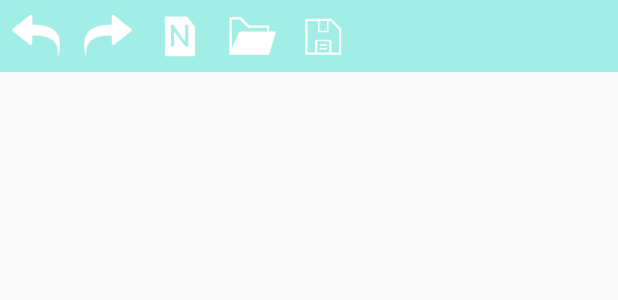
After one commit to ted-lin/memo_demo_1, an Android app: the layout load_save.xml on its own in the app's theme, with its tools: preview values and no code run, on a phone screen of 412 x 824 dp. The commit adds this screen. Shown: the top 300 px of the screen. Run offline under Robolectric (Android 15) with nearby library versions, the phone set to English and light mode, and no system bars; network calls fail.

Commit message:
Update layout

```diff
--- a/app/src/main/AndroidManifest.xml
+++ b/app/src/main/AndroidManifest.xml
@@ -46,7 +46,8 @@
         <activity
             android:name=".EditorActivity"
             android:configChanges="orientation"
-            android:screenOrientation="portrait" />
+            android:screenOrientation="portrait"
+            android:windowSoftInputMode="adjustResize" />
         <activity android:name=".MessageActivity" />
     </application>
 
--- /dev/null
+++ b/app/src/main/res/layout/load_save.xml
@@ -0,0 +1,61 @@
+<?xml version="1.0" encoding="utf-8"?>
+<HorizontalScrollView xmlns:android="http://schemas.android.com/apk/res/android"
+    xmlns:tools="http://schemas.android.com/tools"
+    android:layout_width="match_parent"
+    android:layout_height="wrap_content"
+    android:background="@color/colorPrimary"
+    tools:showIn="@layout/activity_editor">
+
+    <LinearLayout
+        android:layout_width="wrap_content"
+        android:layout_height="wrap_content"
+        android:background="@color/colorPrimary"
+        android:orientation="horizontal">
+        <ImageButton
+            android:id="@+id/action_undo"
+            android:layout_width="48dp"
+            android:layout_height="48dp"
+            android:background="@drawable/background"
+            android:padding="8dp"
+            android:scaleType="fitCenter"
+            android:src="@drawable/undo" />
+
+
+        <ImageButton
+            android:id="@+id/action_redo"
+            android:layout_width="48dp"
+            android:layout_height="48dp"
+            android:background="@drawable/background"
+            android:padding="8dp"
+            android:scaleType="fitCenter"
+            android:src="@drawable/redo" />
+
+        <ImageButton
+            android:id="@+id/new_file"
+            android:layout_width="48dp"
+            android:layout_height="48dp"
+            android:background="@drawable/background"
+            android:padding="8dp"
+            android:scaleType="fitCenter"
+            android:src="@drawable/new_blank" />
+
+        <ImageButton
+            android:id="@+id/load"
+            android:layout_width="48dp"
+            android:layout_height="48dp"
+            android:background="@drawable/background"
+            android:padding="8dp"
+            android:scaleType="fitCenter"
+            android:src="@drawable/load" />
+
+
+        <ImageButton
+            android:id="@+id/save"
+            android:layout_width="48dp"
+            android:layout_height="48dp"
+            android:background="@drawable/background"
+            android:padding="8dp"
+            android:scaleType="fitCenter"
+            android:src="@drawable/save" />
+    </LinearLayout>
+</HorizontalScrollView>
--- a/app/src/main/res/values/colors.xml
+++ b/app/src/main/res/values/colors.xml
@@ -3,4 +3,6 @@
     <color name="colorPrimary">#A0EEE6</color>
     <color name="colorPrimaryDark">#00574B</color>
     <color name="colorAccent">#751135</color>
+    <color name="font_color">#000000</color>
+    <color name="font_bg_color">#FFFFFF</color>
 </resources>
```
Also changed, not shown: app/src/main/java/com/example/memo_demo/EditorActivity.java (+27 -14 lines), app/src/main/res/layout/activity_editor.xml (+53 -95 lines), app/src/main/res/layout/editor_function_bar.xml (+20 -19 lines), app/src/main/res/drawable-v24/checkbox_on_background.png (added), app/src/main/res/drawable-v24/load.png (added), app/src/main/res/drawable-v24/new_blank.png (added), app/src/main/res/drawable-v24/save.png (added), app/src/main/res/drawable-v24/save_edit.png (added).
